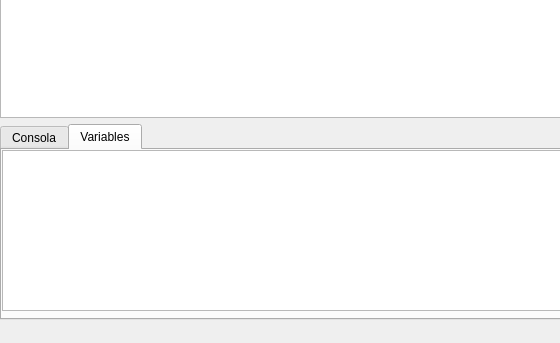
Old version of the form mainwindow.ui in the repository Xvimnt/-OLC1-Practica2_Compiladores; both pictures show x 0 to 560 and y 126 to 469 of the 680 by 469 pixel window.
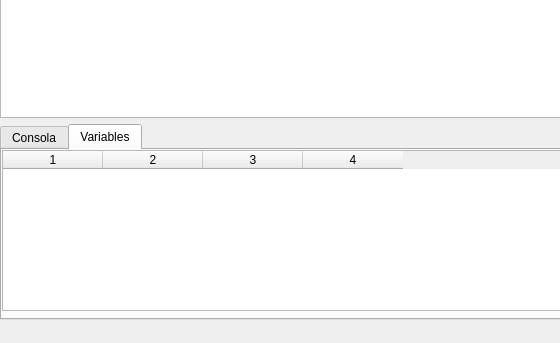
New version of the form.

```diff
--- a/mainwindow.ui
+++ b/mainwindow.ui
@@ -66,6 +66,13 @@
            <height>161</height>
           </rect>
          </property>
+         <property name="columnCount">
+          <number>4</number>
+         </property>
+         <column/>
+         <column/>
+         <column/>
+         <column/>
         </widget>
        </widget>
       </widget>
```
Left out of the diff: 6 changed lines with no effect on the pictures.
